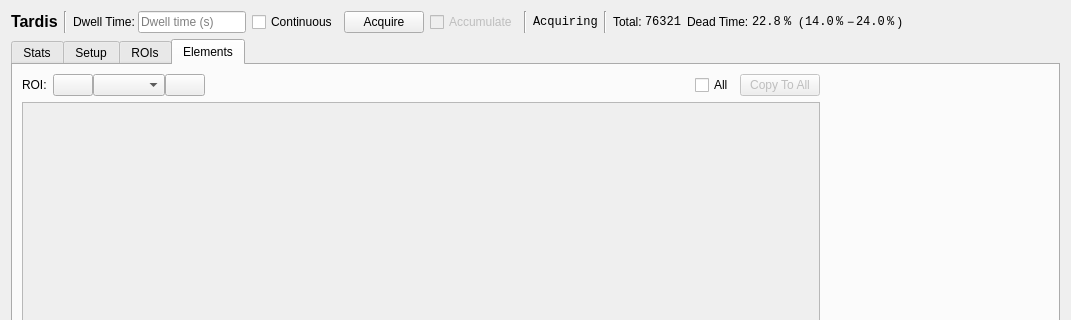
spc-group/haven, file src/firefly/xrf_detector.ui: the form before one commit; both pictures show x 0 to 1071 and y 0 to 320 of the 1071 by 759 pixel window.
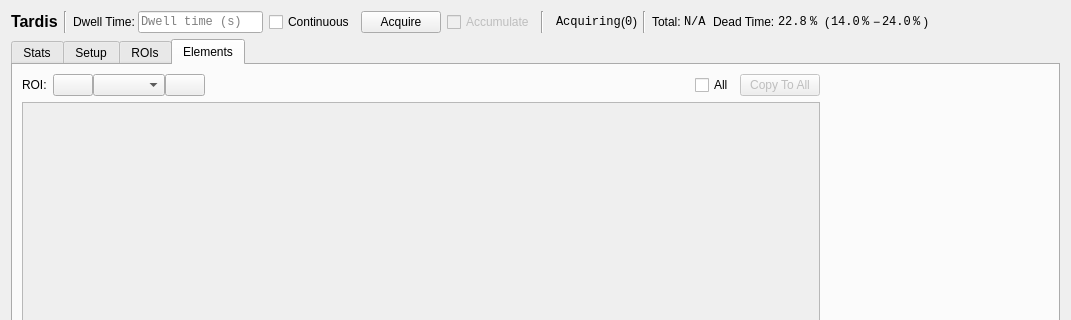
The form after the commit. The open tabs and pages were chosen to show the change. Custom widgets are drawn as their Qt base class.

Commit message: Cleaned up XRF detector display.

```diff
--- a/src/firefly/xrf_detector.ui
+++ b/src/firefly/xrf_detector.ui
@@ -81,6 +81,11 @@
            <verstretch>0</verstretch>
           </sizepolicy>
          </property>
+         <property name="font">
+          <font>
+           <family>Monospace</family>
+          </font>
+         </property>
          <property name="toolTip">
           <string/>
          </property>
@@ -147,6 +152,14 @@
       </widget>
      </item>
      <item>
+      <layout class="QHBoxLayout" name="horizontalLayout_5">
+       <property name="spacing">
+        <number>0</number>
+       </property>
+       <property name="leftMargin">
+        <number>6</number>
+       </property>
+       <item>
       <widget class="PyDMLabel" name="PyDMLabel_35">
        <property name="sizePolicy">
         <sizepolicy hsizetype="Preferred" vsizetype="Fixed">
@@ -186,7 +199,50 @@
        <property name="channel" stdset="0">
         <string>oph://${DEV}.acquire</string>
        </property>
-      </widget>
+         <property name="PyDMToolTip" stdset="0">
+          <string/>
+         </property>
+        </widget>
+       </item>
+       <item>
+        <widget class="QLabel" name="label_17">
+         <property name="text">
+          <string>(</string>
+         </property>
+        </widget>
+       </item>
+       <item>
+        <widget class="PyDMLabel" name="PyDMLabel_33">
+         <property name="font">
+          <font>
+           <family>Monospace</family>
+          </font>
+         </property>
+         <property name="toolTip">
+          <string>Number of frames captured in the current acquisition.</string>
+         </property>
+         <property name="styleSheet">
+          <string notr="true">padding: 0;</string>
+         </property>
+         <property name="text">
+          <string>0</string>
+         </property>
+         <property name="textInteractionFlags">
+          <set>Qt::TextSelectableByMouse</set>
+         </property>
+         <property name="channel" stdset="0">
+          <string>oph://${DEV}.cam.array_counter</string>
+         </property>
+        </widget>
+       </item>
+       <item>
+        <widget class="QLabel" name="label_18">
+         <property name="text">
+          <string>)</string>
+         </property>
+        </widget>
+       </item>
+      </layout>
      </item>
      <item>
       <widget class="Line" name="line_3">
@@ -245,7 +301,7 @@
           <string notr="true">padding: 0;</string>
          </property>
          <property name="text">
-          <string>76321</string>
+          <string>N/A</string>
          </property>
          <property name="channel" stdset="0">
           <string>oph://${DEV}.total_count</string>
```
Left out of the diff: 26 changed lines with no effect on the pictures. Lines whose indentation alone changed are shown as unchanged. The commit also changes 3 other files.
